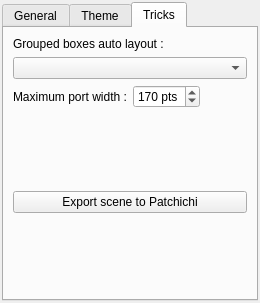
Qt form resources/ui/canvas_options.ui (Houston4444/HoustonPatchbay) before a commit.
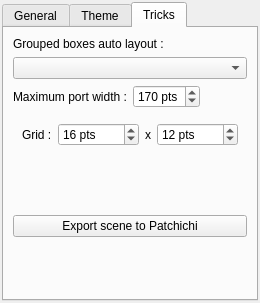
The same form after that commit. The open tabs and pages were chosen to show the change. Icons and pictures are not drawn.

Commit message: add grid size changes in options dialog

Patch:
```diff
--- a/resources/ui/canvas_options.ui
+++ b/resources/ui/canvas_options.ui
@@ -299,7 +299,75 @@
             </layout>
            </item>
            <item>
-            <spacer name="verticalSpacer_2">
+            <widget class="QFrame" name="gridFrame">
+             <property name="toolTip">
+              <string>Set grid width and height.
+Boxes positions and sizes are adapted to the grid.</string>
+             </property>
+             <layout class="QHBoxLayout" name="horizontalLayout_5">
+              <item>
+               <widget class="QLabel" name="label_7">
+                <property name="text">
+                 <string>Grid :</string>
+                </property>
+               </widget>
+              </item>
+              <item>
+               <widget class="QSpinBox" name="spinBoxGridWidth">
+                <property name="sizePolicy">
+                 <sizepolicy hsizetype="Expanding" vsizetype="Fixed">
+                  <horstretch>0</horstretch>
+                  <verstretch>0</verstretch>
+                 </sizepolicy>
+                </property>
+                <property name="suffix">
+                 <string> pts</string>
+                </property>
+                <property name="minimum">
+                 <number>1</number>
+                </property>
+                <property name="value">
+                 <number>16</number>
+                </property>
+               </widget>
+              </item>
+              <item>
+               <widget class="QLabel" name="label_8">
+                <property name="sizePolicy">
+                 <sizepolicy hsizetype="Fixed" vsizetype="Preferred">
+                  <horstretch>0</horstretch>
+                  <verstretch>0</verstretch>
+                 </sizepolicy>
+                </property>
+                <property name="text">
+                 <string>x</string>
+                </property>
+               </widget>
+              </item>
+              <item>
+               <widget class="QSpinBox" name="spinBoxGridHeight">
+                <property name="sizePolicy">
+                 <sizepolicy hsizetype="Expanding" vsizetype="Fixed">
+                  <horstretch>0</horstretch>
+                  <verstretch>0</verstretch>
+                 </sizepolicy>
+                </property>
+                <property name="suffix">
+                 <string> pts</string>
+                </property>
+                <property name="minimum">
+                 <number>1</number>
+                </property>
+                <property name="value">
+                 <number>12</number>
+                </property>
+               </widget>
+              </item>
+             </layout>
+            </widget>
+           </item>
+           <item>
+            <spacer name="verticalSpacer_5">
              <property name="orientation">
               <enum>Qt::Vertical</enum>
              </property>
```
The commit also changes 2 other files.
